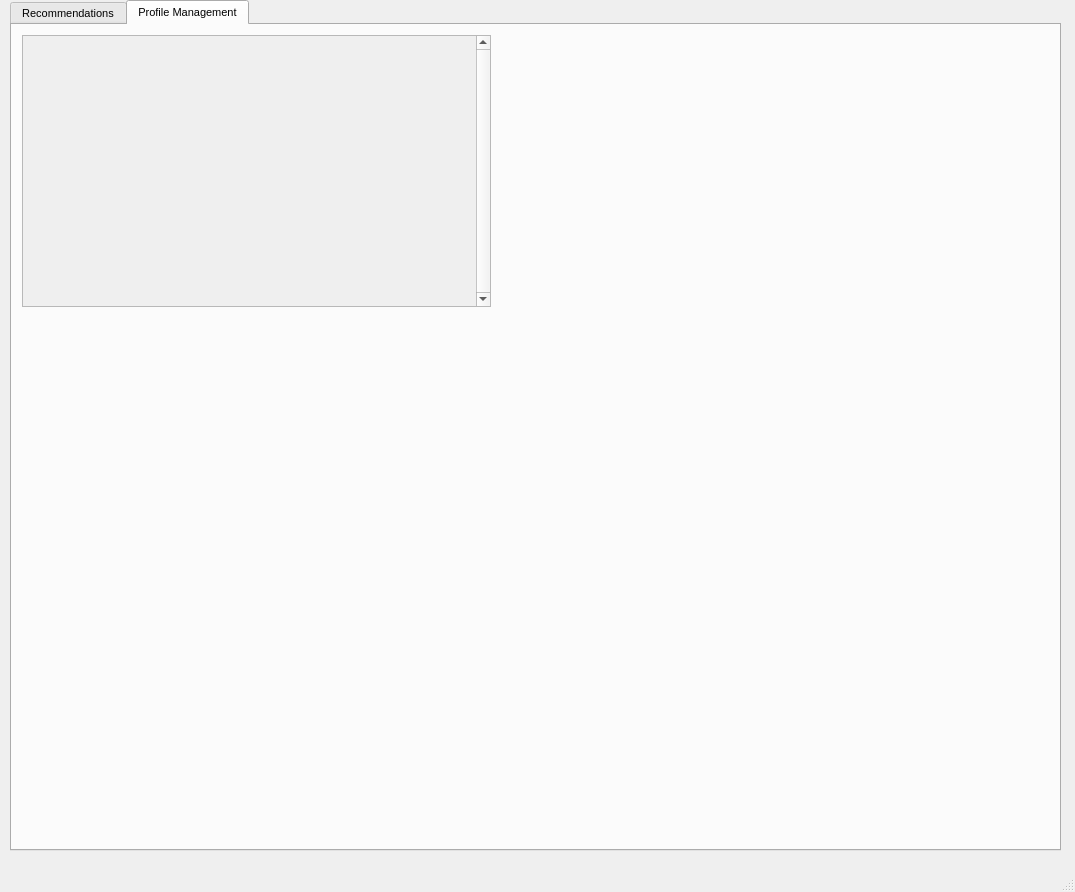
Qt form working_env/ui.ui (onpu-ad181ng/provarticle) before a commit.
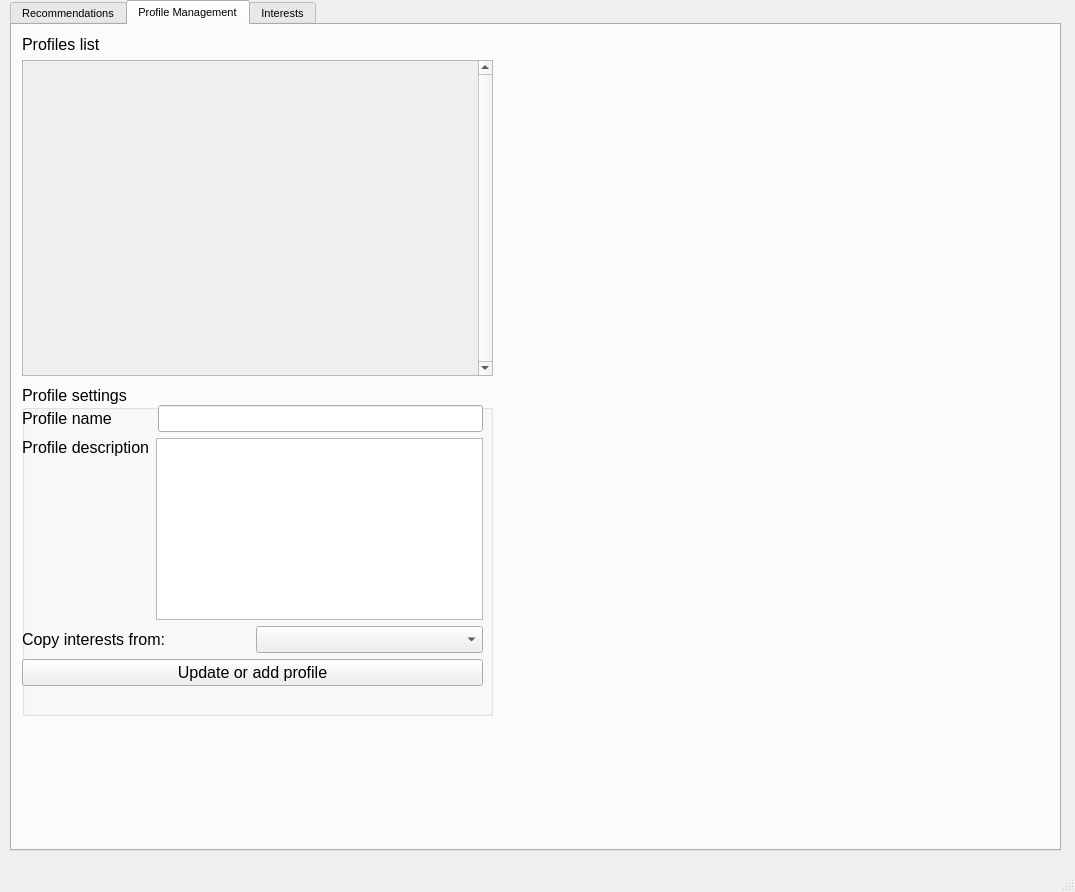
The same form after that commit. The open tabs and pages were chosen to show the change.

Commit message: profiles are working, bugged

Diff of the .ui file:
```diff
--- a/working_env/ui.ui
+++ b/working_env/ui.ui
@@ -10,6 +10,11 @@
     <height>892</height>
    </rect>
   </property>
+  <property name="font">
+   <font>
+    <pointsize>12</pointsize>
+   </font>
+  </property>
   <property name="windowTitle">
    <string>MainWindow</string>
   </property>
@@ -175,32 +180,250 @@
      <attribute name="title">
       <string>Profile Management</string>
      </attribute>
-     <widget class="QScrollArea" name="profile_scroller">
+     <widget class="QGroupBox" name="groupBox_2">
       <property name="geometry">
        <rect>
         <x>10</x>
-        <y>10</y>
-        <width>469</width>
-        <height>272</height>
+        <y>360</y>
+        <width>471</width>
+        <height>331</height>
        </rect>
       </property>
-      <property name="verticalScrollBarPolicy">
-       <enum>Qt::ScrollBarAlwaysOn</enum>
+      <property name="font">
+       <font>
+        <pointsize>12</pointsize>
+       </font>
       </property>
-      <property name="widgetResizable">
-       <bool>true</bool>
+      <property name="title">
+       <string>Profile settings</string>
       </property>
-      <widget class="QWidget" name="scrollAreaWidgetContents_3">
+      <widget class="QWidget" name="verticalLayoutWidget_3">
        <property name="geometry">
         <rect>
          <x>0</x>
-         <y>0</y>
-         <width>450</width>
-         <height>270</height>
+         <y>20</y>
+         <width>461</width>
+         <height>311</height>
         </rect>
        </property>
-       <layout class="QVBoxLayout" name="verticalLayout_5"/>
+       <layout class="QVBoxLayout" name="verticalLayout_6">
+        <item>
+         <layout class="QHBoxLayout" name="horizontalLayout">
+          <item>
+           <widget class="QLabel" name="label_4">
+            <property name="font">
+             <font>
+              <pointsize>12</pointsize>
+             </font>
+            </property>
+            <property name="text">
+             <string>Profile name</string>
+            </property>
+           </widget>
+          </item>
+          <item>
+           <spacer name="horizontalSpacer">
+            <property name="orientation">
+             <enum>Qt::Horizontal</enum>
+            </property>
+            <property name="sizeType">
+             <enum>QSizePolicy::Fixed</enum>
+            </property>
+            <property name="sizeHint" stdset="0">
+             <size>
+              <width>40</width>
+              <height>20</height>
+             </size>
+            </property>
+           </spacer>
+          </item>
+          <item>
+           <widget class="QLineEdit" name="profile_name">
+            <property name="font">
+             <font>
+              <pointsize>12</pointsize>
+             </font>
+            </property>
+           </widget>
+          </item>
+         </layout>
+        </item>
+        <item>
+         <layout class="QHBoxLayout" name="horizontalLayout_3">
+          <item>
+           <layout class="QVBoxLayout" name="verticalLayout_8">
+            <item>
+             <widget class="QLabel" name="label_6">
+              <property name="font">
+               <font>
+                <pointsize>12</pointsize>
+               </font>
+              </property>
+              <property name="text">
+               <string>Profile description</string>
+              </property>
+             </widget>
+            </item>
+            <item>
+             <spacer name="verticalSpacer">
+              <property name="orientation">
+               <enum>Qt::Vertical</enum>
+              </property>
+              <property name="sizeType">
+               <enum>QSizePolicy::Expanding</enum>
+              </property>
+              <property name="sizeHint" stdset="0">
+               <size>
+                <width>20</width>
+                <height>40</height>
+               </size>
+              </property>
+             </spacer>
+            </item>
+           </layout>
+          </item>
+          <item>
+           <spacer name="horizontalSpacer_2">
+            <property name="orientation">
+             <enum>Qt::Horizontal</enum>
+            </property>
+            <property name="sizeType">
+             <enum>QSizePolicy::Fixed</enum>
+            </property>
+            <property name="sizeHint" stdset="0">
+             <size>
+              <width>0</width>
+              <height>20</height>
+             </size>
+            </property>
+           </spacer>
+          </item>
+          <item>
+           <widget class="QPlainTextEdit" name="profile_desc">
+            <property name="font">
+             <font>
+              <pointsize>12</pointsize>
+             </font>
+            </property>
+           </widget>
+          </item>
+         </layout>
+        </item>
+        <item>
+         <layout class="QHBoxLayout" name="horizontalLayout_2">
+          <item>
+           <widget class="QLabel" name="label_5">
+            <property name="font">
+             <font>
+              <pointsize>12</pointsize>
+             </font>
+            </property>
+            <property name="text">
+             <string>Copy interests from:</string>
+            </property>
+           </widget>
+          </item>
+          <item>
+           <widget class="QComboBox" name="profile_box">
+            <property name="font">
+             <font>
+              <pointsize>12</pointsize>
+             </font>
+            </property>
+           </widget>
+          </item>
+         </layout>
+        </item>
+        <item>
+         <widget class="QPushButton" name="update_button">
+          <property name="text">
+           <string>Update or add profile</string>
+          </property>
+         </widget>
+        </item>
+        <item>
+         <spacer name="verticalSpacer_2">
+          <property name="orientation">
+           <enum>Qt::Vertical</enum>
+          </property>
+          <property name="sizeHint" stdset="0">
+           <size>
+            <width>20</width>
+            <height>40</height>
+           </size>
+          </property>
+         </spacer>
+        </item>
+       </layout>
       </widget>
+     </widget>
+     <widget class="QWidget" name="verticalLayoutWidget_4">
+      <property name="geometry">
+       <rect>
+        <x>10</x>
+        <y>10</y>
+        <width>471</width>
+        <height>341</height>
+       </rect>
+      </property>
+      <layout class="QVBoxLayout" name="verticalLayout_7">
+       <item>
+        <widget class="QLabel" name="label_2">
+         <property name="font">
+          <font>
+           <pointsize>12</pointsize>
+          </font>
+         </property>
+         <property name="text">
+          <string>Profiles list</string>
+         </property>
+        </widget>
+       </item>
+       <item>
+        <widget class="QScrollArea" name="profiles_scroller">
+         <property name="verticalScrollBarPolicy">
+          <enum>Qt::ScrollBarAlwaysOn</enum>
+         </property>
+         <property name="widgetResizable">
+          <bool>true</bool>
+         </property>
+         <widget class="QWidget" name="scrollAreaWidgetContents_3">
+          <property name="geometry">
+           <rect>
+            <x>0</x>
+            <y>0</y>
+            <width>450</width>
+            <height>312</height>
+           </rect>
+          </property>
+          <layout class="QVBoxLayout" name="verticalLayout_5"/>
+         </widget>
+        </widget>
+       </item>
+      </layout>
+     </widget>
+    </widget>
+    <widget class="QWidget" name="tab_3">
+     <attribute name="title">
+      <string>Interests</string>
+     </attribute>
+     <widget class="QLabel" name="label_7">
+      <property name="geometry">
+       <rect>
+        <x>10</x>
+        <y>10</y>
+        <width>251</width>
+        <height>16</height>
+       </rect>
+      </property>
+      <property name="font">
+       <font>
+        <pointsize>12</pointsize>
+       </font>
+      </property>
+      <property name="text">
+       <string>Topics of interest</string>
+      </property>
      </widget>
     </widget>
    </widget>
```
Left out of the diff: 4 changed lines with no effect on the pictures. The commit also changes 4 other files.
